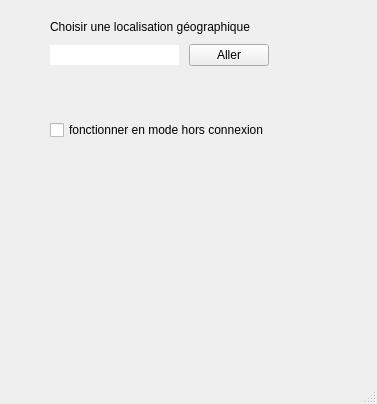
Old version of the form visiweather.ui in the repository MayasHaddad/Visiweather.
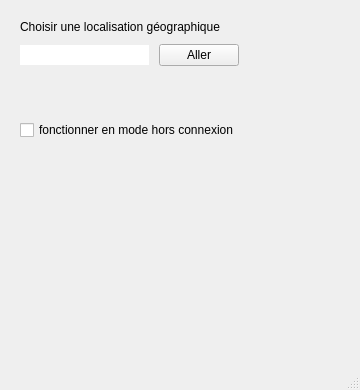
New version of the form.

```diff
--- a/visiweather.ui
+++ b/visiweather.ui
@@ -6,18 +6,29 @@
    <rect>
     <x>0</x>
     <y>0</y>
-    <width>377</width>
-    <height>404</height>
+    <width>360</width>
+    <height>390</height>
    </rect>
   </property>
+  <property name="font">
+   <font>
+    <family>Arial</family>
+   </font>
+  </property>
   <property name="windowTitle">
-   <string>MainWindow</string>
+   <string>Visiweather</string>
+  </property>
+  <property name="layoutDirection">
+   <enum>Qt::LeftToRight</enum>
+  </property>
+  <property name="autoFillBackground">
+   <bool>false</bool>
   </property>
   <widget class="QWidget" name="centralwidget">
    <widget class="QWidget" name="verticalLayoutWidget_2">
     <property name="geometry">
      <rect>
-      <x>50</x>
+      <x>20</x>
       <y>20</y>
       <width>229</width>
       <height>231</height>
@@ -31,7 +42,7 @@
       <enum>QLayout::SetFixedSize</enum>
      </property>
      <item>
-      <layout class="QGridLayout" name="grandlayout" rowstretch="0,100" columnstretch="0">
+      <layout class="QGridLayout" name="grandlayout" rowstretch="0,0" columnstretch="0">
        <property name="sizeConstraint">
         <enum>QLayout::SetMinAndMaxSize</enum>
        </property>
```
Left out of the diff: 6 changed lines with no effect on the pictures.
